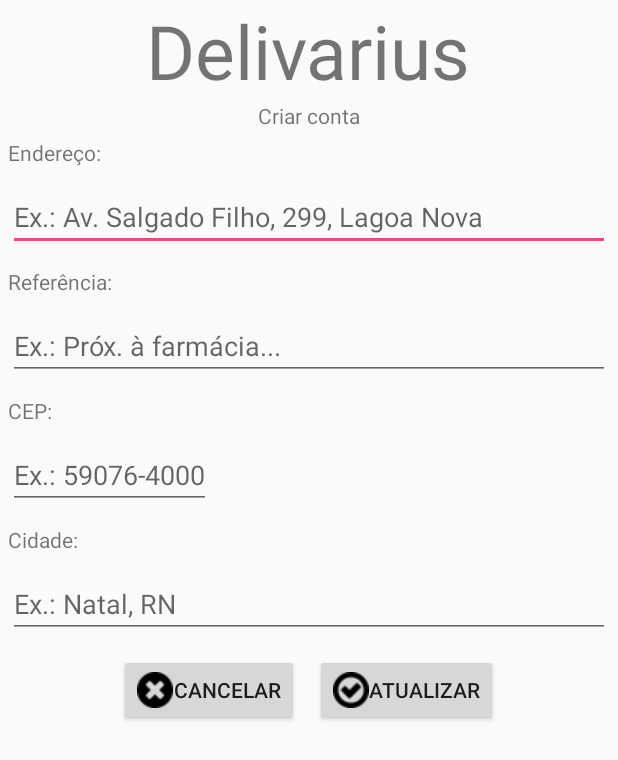
After one commit to ronimour/delivarius-android-app, an Android app: the layout edit_address_activity.xml on its own in the app's theme, with its tools: preview values and no code run, on a phone screen of 412 x 824 dp. The commit adds this screen. Shown: the top 760 px of the screen. Run offline under Robolectric (Android 15) with nearby library versions, the phone set to English and light mode, and no system bars.

Commit message:
update user working

```diff
--- a/app/src/main/java/delivarius/com/delivarius_app/android/app/view/activity/DelivariusActivity.java
+++ b/app/src/main/java/delivarius/com/delivarius_app/android/app/view/activity/DelivariusActivity.java
@@ -21,6 +21,8 @@ public class DelivariusActivity extends Activity {
     public static final int REGISTER_REQUEST_CODE = 1;
 
     public static final int HOME_REQUEST_CODE = 2;
+
+    public static final int EDIT_REQUEST_CODE = 3;
 
     public static final int RESULT_SUCCESS = 1000;
 
--- a/app/src/main/java/delivarius/com/delivarius_app/android/app/view/activity/StartActivity.java
+++ b/app/src/main/java/delivarius/com/delivarius_app/android/app/view/activity/StartActivity.java
@@ -95,8 +95,7 @@ public class StartActivity extends DelivariusActivity {
             String password = strings[1];
             User user = null;
             try{
-                UserService userService = getUserService();
-                user = userService.login(login, password);
+                user = getUserService().login(login, password);
             } catch (ServiceException e){
                 e.printStackTrace();
             }
--- /dev/null
+++ b/app/src/main/res/layout/edit_address_activity.xml
@@ -0,0 +1,120 @@
+<?xml version="1.0" encoding="utf-8"?>
+<LinearLayout xmlns:android="http://schemas.android.com/apk/res/android"
+    android:layout_width="match_parent"
+    android:layout_height="match_parent"
+    android:gravity="center_horizontal"
+    android:orientation="vertical"
+    android:weightSum="1">
+
+    <TextView
+        android:layout_width="wrap_content"
+        android:layout_height="wrap_content"
+        android:text="@string/app_name"
+        android:textSize="50dp" />
+
+    <TextView
+        android:layout_width="wrap_content"
+        android:layout_height="wrap_content"
+        android:text="@string/create_account_text" />
+
+    <LinearLayout
+        android:layout_width="match_parent"
+        android:layout_height="wrap_content"
+        android:layout_gravity="left"
+        android:orientation="vertical">
+
+        <TextView
+            android:id="@+id/streetTextView"
+            android:layout_width="match_parent"
+            android:layout_height="wrap_content"
+            android:layout_gravity="center_vertical"
+            android:layout_margin="5dp"
+            android:text="@string/street_label_register" />
+
+        <EditText
+            android:id="@+id/streetEditText"
+            android:layout_width="match_parent"
+            android:layout_height="wrap_content"
+            android:layout_margin="5dp"
+            android:hint="@string/street_hint_register" />
+
+        <TextView
+            android:id="@+id/referenceTextView"
+            android:layout_width="match_parent"
+            android:layout_height="wrap_content"
+            android:layout_gravity="center_vertical"
+            android:layout_margin="5dp"
+            android:text="@string/reference_label_register" />
+
+        <EditText
+            android:id="@+id/referenceEditText"
+            android:layout_width="match_parent"
+            android:layout_height="wrap_content"
+            android:layout_margin="5dp"
+            android:hint="@string/reference_hint_register" />
+
+        <TextView
+            android:id="@+id/zipcodeTextView"
+            android:layout_width="match_parent"
+            android:layout_height="wrap_content"
+            android:layout_gravity="center_vertical"
+            android:layout_margin="5dp"
+            android:text="@string/zipcode_label_register" />
+
+        <EditText
+            android:id="@+id/zipcodeEditText"
+            android:layout_width="wrap_content"
+            android:layout_height="wrap_content"
+            android:layout_margin="5dp"
+            android:hint="@string/zipcode_hint_register" />
+
+        <TextView
+            android:id="@+id/cityTextView"
+            android:layout_width="match_parent"
+            android:layout_height="wrap_content"
+            android:layout_gravity="center_vertical"
+            android:layout_margin="5dp"
+            android:text="@string/city_label_register" />
+
+        <EditText
+            android:id="@+id/cityEditText"
+            android:layout_width="match_parent"
+            android:layout_height="wrap_content"
+            android:layout_margin="5dp"
+            android:hint="@string/city_hint_register" />
+
+    </LinearLayout>
+
+    <LinearLayout
+        android:layout_width="match_parent"
+        android:layout_height="wrap_content"
+        android:gravity="center_horizontal"
+        android:orientation="horizontal">
+
+
+        <Button
+            android:id="@+id/cancelButton"
+            android:layout_width="wrap_content"
+            android:layout_height="wrap_content"
+            android:layout_margin="5dp"
+            android:drawableLeft="@drawable/cancel_icon_24"
+            android:text="@string/cancel_button"
+            android:onClick="cancel"
+            />
+
+        <Button
+            android:id="@+id/confirmEditAddressButton"
+            android:layout_width="wrap_content"
+            android:layout_height="wrap_content"
+            android:layout_margin="5dp"
+            android:drawableLeft="@drawable/confirm_icon_24"
+            android:text="@string/update_button_action"
+            android:onClick="updateAddress"
+            />
+
+
+    </LinearLayout>
+
+
+
+</LinearLayout>
--- a/app/src/main/res/layout/edit_menu_activity.xml
+++ b/app/src/main/res/layout/edit_menu_activity.xml
@@ -98,7 +98,9 @@
             android:layout_marginRight="50dp"
             android:layout_marginTop="20dp"
             android:drawableTop="@drawable/map_marker_icon_56"
-            android:text="@string/address_edit_menu_label" />
+            android:text="@string/address_edit_menu_label"
+            android:onClick="editAddress"
+            />
 
     </LinearLayout>
 
--- a/app/src/main/res/layout/home_activity.xml
+++ b/app/src/main/res/layout/home_activity.xml
@@ -116,7 +116,8 @@
             android:layout_marginRight="50dp"
             android:layout_marginTop="20dp"
             android:drawableTop="@drawable/pencil_icon_56"
-            android:text="@string/edit_account_menu_label" />
+            android:text="@string/edit_account_menu_label"
+            android:onClick="editUser" />
 
         <TextView
             android:layout_width="wrap_content"
--- a/app/src/main/res/values/strings.xml
+++ b/app/src/main/res/values/strings.xml
@@ -54,5 +54,8 @@
     <string name="address_edit_menu_label">Endereço</string>
     <string name="delete_account_edit_menu">Remover Conta</string>
     <string name="back_edit_menu_label">Voltar</string>
+    <string name="update_button_action">Atualizar</string>
+    <string name="success_update_user">Usuário atualizado com sucesso</string>
+    <string name="fail_update_user">Falha ao atualizar o usuário</string>
 
 </resources>
```
Also changed, not shown: app/src/main/AndroidManifest.xml (+8 -0 lines), app/src/main/java/delivarius/com/delivarius_app/android/app/view/activity/EditActivity.java (added, +143 -0 lines), app/src/main/java/delivarius/com/delivarius_app/android/app/view/activity/HomeActivity.java (+8 -0 lines), app/src/main/java/delivarius/com/delivarius_app/android/app/view/activity/RegistrationActivity.java (+6 -7 lines), app/src/main/res/layout/registration_address_info_activity.xml (renamed from app/src/main/res/layout/registration_activity_address_info.xml), app/src/main/res/layout/registration_login_info_activity.xml (renamed from app/src/main/res/layout/registration_activity_login_info.xml), app/src/main/res/layout/registration_personal_info_activity.xml (renamed from app/src/main/res/layout/registration_activity_personal_info.xml).
